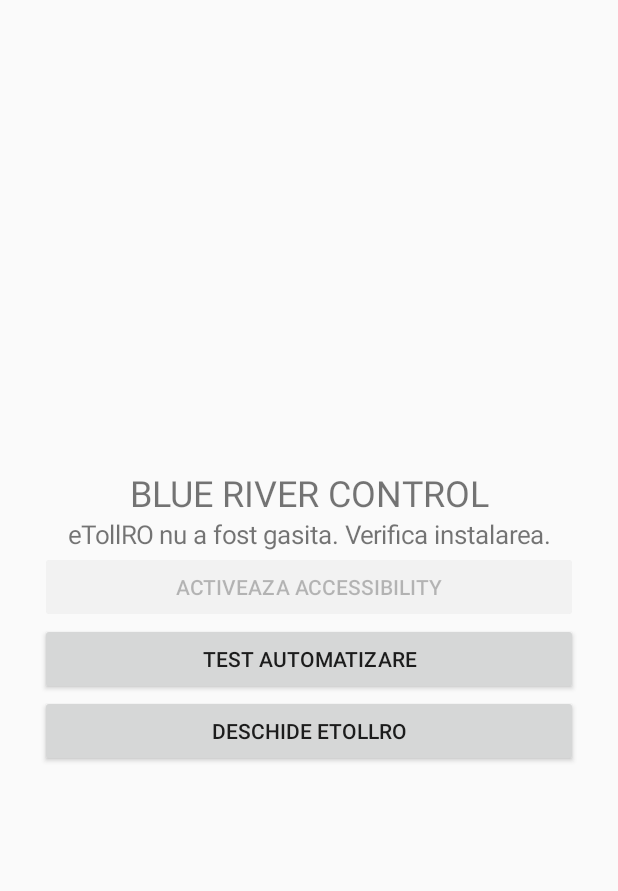
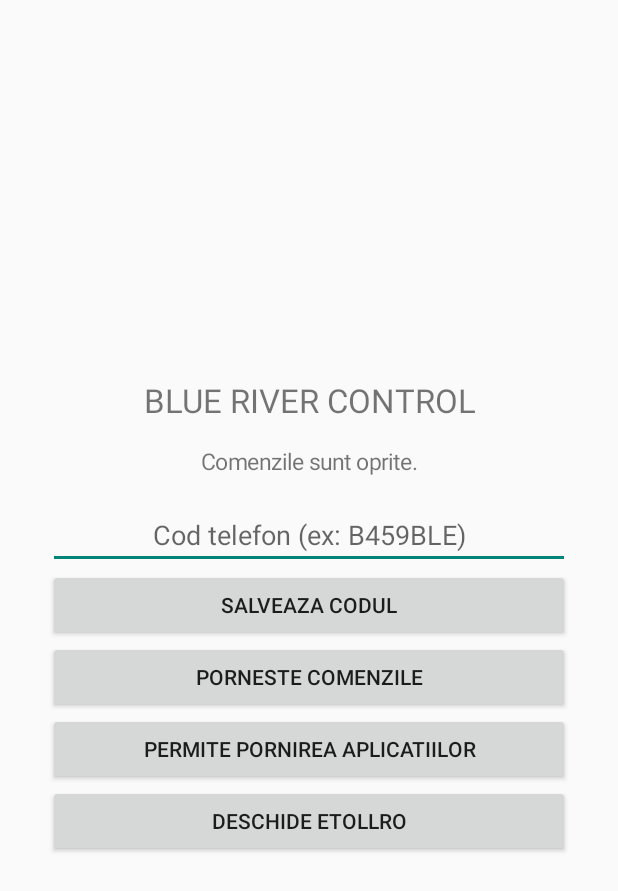
Before and after one commit to alexandrusava93/BlueRiverControl, an Android app: the screen it shows after launch (MainActivity), after a tap on "DESCHIDE ETOLLRO", on a phone screen of 412 x 824 dp. Shown: the top 891 px of the screen. Run offline under Robolectric (Android 15) with nearby library versions, the phone set to English and light mode, and no system bars; 1 other tap on this screen came first.

Commit message:
Adauga codul telefonului si pornirea serviciului de comenzi

```diff
--- a/app/src/main/java/ro/blueriver/control/MainActivity.kt
+++ b/app/src/main/java/ro/blueriver/control/MainActivity.kt
@@ -1,79 +1,184 @@
 package ro.blueriver.control
 
+import android.Manifest
 import android.app.Activity
 import android.content.Intent
+import android.content.pm.PackageManager
+import android.net.Uri
+import android.os.Build
 import android.os.Bundle
+import android.os.Handler
+import android.os.Looper
 import android.provider.Settings
 import android.view.Gravity
 import android.widget.Button
+import android.widget.EditText
 import android.widget.LinearLayout
 import android.widget.TextView
+import android.widget.Toast
 
 class MainActivity : Activity() {
+
+    private lateinit var status: TextView
+    private lateinit var tokenInput: EditText
+    private lateinit var commandsButton: Button
+    private lateinit var overlayButton: Button
+
+    private val handler = Handler(Looper.getMainLooper())
+
+    private val tick = object : Runnable {
+        override fun run() {
+            refreshLabels()
+            handler.postDelayed(this, 2000)
+        }
+    }
 
     override fun onCreate(savedInstanceState: Bundle?) {
         super.onCreate(savedInstanceState)
 
+        val prefs = getSharedPreferences(CommandService.PREFS, MODE_PRIVATE)
+
         val layout = LinearLayout(this).apply {
             orientation = LinearLayout.VERTICAL
             gravity = Gravity.CENTER
-            setPadding(40, 40, 40, 40)
+            setPadding(48, 48, 48, 48)
         }
 
         val title = TextView(this).apply {
             text = "BLUE RIVER CONTROL"
-            textSize = 24f
+            textSize = 22f
             gravity = Gravity.CENTER
         }
 
-        val status = TextView(this).apply {
-            text = "Samsung Galaxy A16\nAndroid 15\n\nVersiune test 1.1"
-            textSize = 17f
+        status = TextView(this).apply {
+            textSize = 15f
+            gravity = Gravity.CENTER
+            setPadding(0, 24, 0, 24)
+        }
+
+        tokenInput = EditText(this).apply {
+            hint = "Cod telefon (ex: B459BLE)"
+            setText(prefs.getString(CommandService.KEY_TOKEN, ""))
+            isSingleLine = true
             gravity = Gravity.CENTER
         }
 
-        val accessibilityButton = Button(this).apply {
-            text = "ACTIVEAZA ACCESSIBILITY"
-            isEnabled = false
+        val saveButton = Button(this).apply {
+            text = "SALVEAZA CODUL"
+            setOnClickListener {
+                val code = tokenInput.text.toString().trim().uppercase()
+                prefs.edit().putString(CommandService.KEY_TOKEN, code).apply()
+                Toast.makeText(
+                    this@MainActivity,
+                    if (code.isEmpty()) "Cod sters" else "Cod salvat: " + code,
+                    Toast.LENGTH_SHORT
+                ).show()
+
+                if (CommandService.isRunning) {
+                    stopService(Intent(this@MainActivity, CommandService::class.java))
+                    startCommandsService()
+                }
+            }
         }
 
-        val testButton = Button(this).apply {
-            text = "TEST AUTOMATIZARE"
+        commandsButton = Button(this).apply {
             setOnClickListener {
-                status.text =
-                    "Automatizarea va fi configurata ulterior."
+                if (CommandService.isRunning) {
+                    stopService(Intent(this@MainActivity, CommandService::class.java))
+                    CommandService.isRunning = false
+                } else {
+                    startCommandsService()
+                }
+                refreshLabels()
+            }
+        }
+
+        overlayButton = Button(this).apply {
+            setOnClickListener {
+                startActivity(
+                    Intent(
+                        Settings.ACTION_MANAGE_OVERLAY_PERMISSION,
+                        Uri.parse("package:" + packageName)
+                    )
+                )
             }
         }
 
         val tollButton = Button(this).apply {
             text = "DESCHIDE eTollRO"
-
             setOnClickListener {
-                val packageName = "ro.cnair.tollro"
-
-                val launchIntent =
-                    packageManager.getLaunchIntentForPackage(packageName)
+                val launchIntent = packageManager.getLaunchIntentForPackage("ro.cnair.tollro")
 
                 if (launchIntent != null) {
                     try {
                         startActivity(launchIntent)
-                        status.text = "Comanda de deschidere eTollRO trimisa."
                     } catch (e: Exception) {
-                        status.text = "Eroare la deschiderea eTollRO: ${e.message}"
+                        Toast.makeText(
+                            this@MainActivity,
+                            "Eroare la deschiderea eTollRo: " + (e.message ?: ""),
+                            Toast.LENGTH_SHORT
+                        ).show()
                     }
                 } else {
-                    status.text =
-                        "eTollRO nu a fost gasita. Verifica instalarea."
+                    Toast.makeText(
+                        this@MainActivity,
+                        "eTollRo nu a fost gasita. Verifica instalarea.",
+                        Toast.LENGTH_SHORT
+                    ).show()
                 }
             }
         }
 
         layout.addView(title)
         layout.addView(status)
-        layout.addView(accessibilityButton)
-        layout.addView(testButton)
+        layout.addView(tokenInput)
+        layout.addView(saveButton)
+        layout.addView(commandsButton)
+        layout.addView(overlayButton)
         layout.addView(tollButton)
 
         setContentView(layout)
+        refreshLabels()
+    }
+
+    override fun onResume() {
+        super.onResume()
+        refreshLabels()
+        handler.removeCallbacks(tick)
+        handler.postDelayed(tick, 2000)
+    }
+
+    override fun onPause() {
+        super.onPause()
+        handler.removeCallbacks(tick)
+    }
+
+    private fun startCommandsService() {
+        val saved = getSharedPreferences(CommandService.PREFS, MODE_PRIVATE)
+            .getString(CommandService.KEY_TOKEN, "")
+            ?.trim()
+            .orEmpty()
+
+        if (saved.isEmpty()) {
+            Toast.makeText(this, "Adauga intai codul telefonului.", Toast.LENGTH_SHORT).show()
+            return
+        }
+
+        if (Build.VERSION.SDK_INT >= 33 &&
+            checkSelfPermission(Manifest.permission.POST_NOTIFICATIONS) != PackageManager.PERMISSION_GRANTED
+        ) {
+            requestPermissions(arrayOf(Manifest.permission.POST_NOTIFICATIONS), 10)
+        }
+
+        startForegroundService(Intent(this, CommandService::class.java))
+        Toast.makeText(this, "Comenzile au pornit.", Toast.LENGTH_SHORT).show()
+    }
+
+    private fun refreshLabels() {
+        status.text = CommandService.lastStatus
+        commandsButton.text =
+            if (CommandService.isRunning) "OPRESTE COMENZILE" else "PORNESTE COMENZILE"
+        overlayButton.text =
+            if (Settings.canDrawOverlays(this)) "PORNIRE APLICATII: PERMIS" else "PERMITE PORNIREA APLICATIILOR"
     }
 }
```
